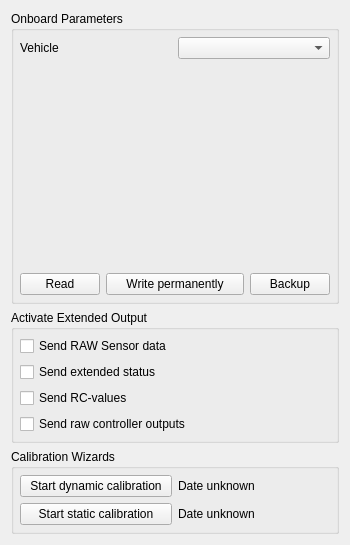
Old version of the form src/ui/ParameterInterface.ui in the repository mavlink/qgroundcontrol.
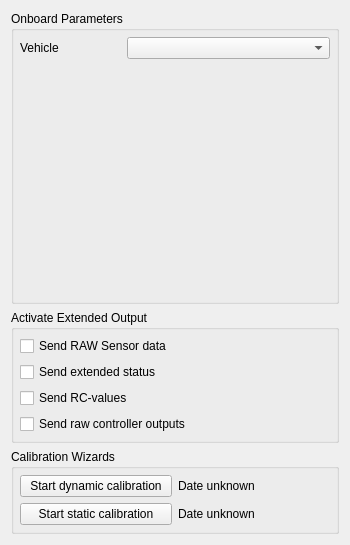
New version of the form.

Commit message: Currently testing parameter write, close to completely working, created beta release binary from this state

Diff of the .ui file:
```diff
--- a/src/ui/ParameterInterface.ui
+++ b/src/ui/ParameterInterface.ui
@@ -110,31 +110,10 @@
         </property>
        </widget>
       </item>
-      <item row="0" column="2" colspan="2">
+      <item row="0" column="1" colspan="2">
        <widget class="QComboBox" name="vehicleComboBox"/>
       </item>
-      <item row="2" column="0">
-       <widget class="QPushButton" name="readParamsButton">
-        <property name="text">
-         <string>Read</string>
-        </property>
-       </widget>
-      </item>
-      <item row="2" column="1" colspan="2">
-       <widget class="QPushButton" name="writeParamsButton">
-        <property name="text">
-         <string>Write permanently</string>
-        </property>
-       </widget>
-      </item>
-      <item row="2" column="3">
-       <widget class="QPushButton" name="backupParamsButton">
-        <property name="text">
-         <string>Backup</string>
-        </property>
-       </widget>
-      </item>
-      <item row="1" column="0" colspan="4">
+      <item row="1" column="0" colspan="3">
        <widget class="QStackedWidget" name="stackedWidget">
         <widget class="QWidget" name="page">
          <layout class="QVBoxLayout" name="verticalLayout"/>
```
The commit also changes 11 other files.
